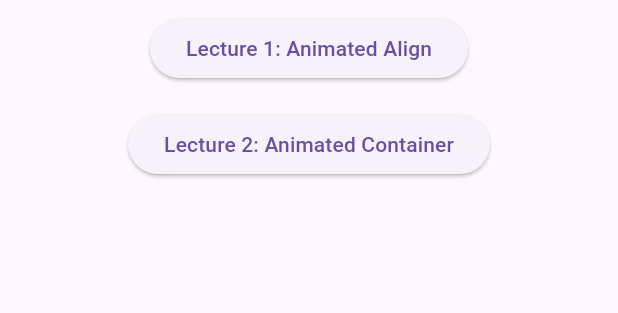
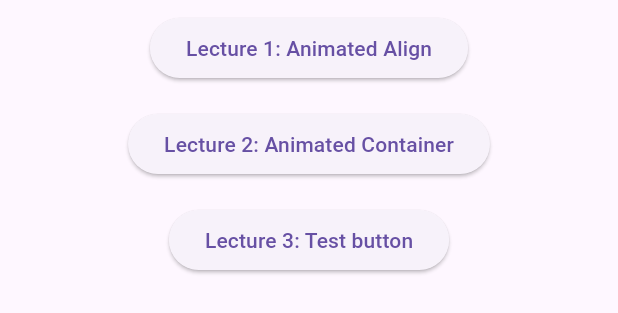
Before and after one commit to TimKabue/flutter-animation, a Flutter app: the DashboardPage widget shown alone on an empty page, opened directly, after a tap on "Lecture 1: Animated Align", on a phone screen of 412 x 824 dp. Shown: the top 313 px of the screen. Run offline on Flutter 3.47's test engine with Material 3 defaults, Android fonts, the phone set to English and light mode, and no system bars; our stand-ins replace bloc, flutter_bloc, go_router; missing offline and left inert: flutter_adaptive_scaffold.

Commit message:
Create components directory and refactor 'lecture buttons'

```diff
--- /dev/null
+++ b/lib/application/components/lectureButton/lectureButton.dart
@@ -0,0 +1,33 @@
+import 'package:flutter/material.dart';
+import 'package:flutter_bloc/flutter_bloc.dart';
+
+import '../../pages/home/bloc/lecture_page_cubit.dart';
+
+class LectureButton extends StatelessWidget {
+  // Fields
+  final String displayPage;
+  final String buttonTitle;
+
+  const LectureButton({
+    super.key,
+    required this.displayPage,
+    required this.buttonTitle,
+
+  });
+
+  @override
+  Widget build(BuildContext context) {
+    return Padding(
+      padding: const EdgeInsets.all(8.0),
+      child: Center(
+        child: ElevatedButton(
+          onPressed: () {
+            //Call the Cubit method to route to 'lecture1' page
+            context.read<LecturePageCubit>().buttonPressed(displayPage);
+          },
+          child: Text(buttonTitle),
+        ),
+      ),
+    );
+  }
+}
--- a/lib/application/pages/dashboard/dashboard_page.dart
+++ b/lib/application/pages/dashboard/dashboard_page.dart
@@ -2,6 +2,8 @@ import 'package:animation_tutorial/application/core/page_config.dart';
 import 'package:animation_tutorial/application/pages/home/bloc/lecture_page_cubit.dart';
 import 'package:flutter/material.dart';
 import 'package:flutter_bloc/flutter_bloc.dart';
+
+import '../../components/lectureButton/lectureButton.dart';
 
 //Constants
 
@@ -26,31 +28,10 @@ class _DashboardPageState extends State<DashboardPage> {
   @override
   Widget build(BuildContext context) {
     return ListView(
-      children: [
-        Padding(
-          padding: const EdgeInsets.all(8.0),
-          child: Center(
-            child: ElevatedButton(
-              onPressed: () {
-                //Call the Cubit method to route to 'lecture1' page
-                context.read<LecturePageCubit>().buttonPressed('lecture1');
-              },
-              child: const Text('Lecture 1: Animated Align'),
-            ),
-          ),
-        ),
-        Padding(
-          padding: const EdgeInsets.all(8.0),
-          child: Center(
-            child: ElevatedButton(
-              onPressed: () {
-                //Call the Cubit method to route to 'lecture1' page
-                context.read<LecturePageCubit>().buttonPressed('lecture2');
-              },
-              child: const Text('Lecture 2: Animated Container'),
-            ),
-          ),
-        ),
+      children: const [
+        LectureButton(displayPage: 'lecture1', buttonTitle: 'Lecture 1: Animated Align'),
+        LectureButton(displayPage: 'lecture2', buttonTitle: 'Lecture 2: Animated Container',),
+        LectureButton(displayPage: 'lecture3', buttonTitle: 'Lecture 3: Test button',),
       ],
     );
   }
```
